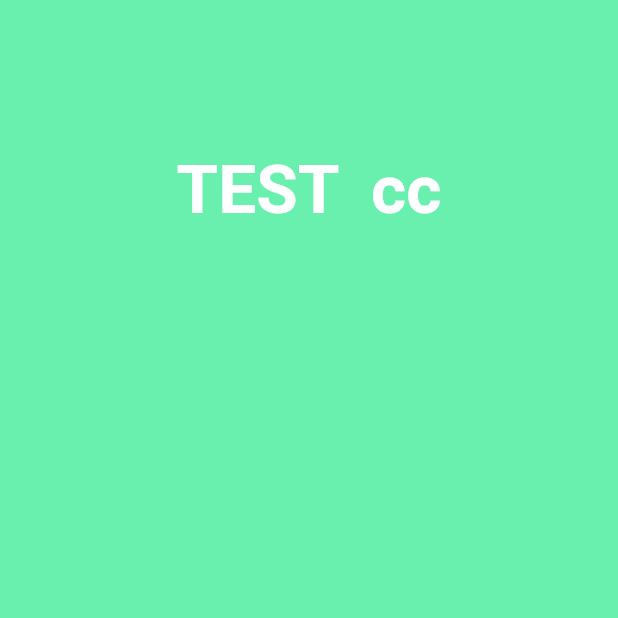
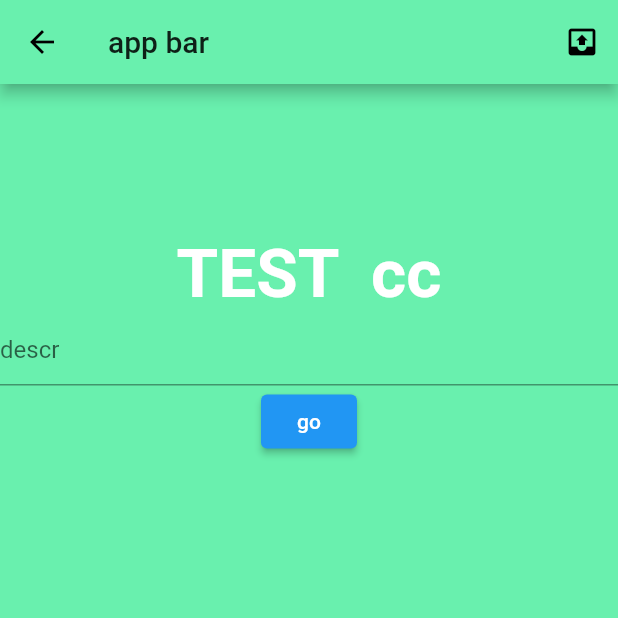
Before and after one commit to AndreyK1105/flutter_app1, a Flutter app: the AuthPage screen opened directly, on a phone screen of 412 x 824 dp, the top half of it. Run offline on Flutter 3.47's test engine with Material 2 defaults, Android fonts, the phone set to English and light mode, and no system bars; our stand-ins replace firebase_auth, firebase_core, firebase_database; accounts and stored records are empty; network calls fail.

Commit message:
Initial commit

```diff
--- a/lib/screens/auth.dart
+++ b/lib/screens/auth.dart
@@ -1,5 +1,6 @@
 import 'package:flutter/cupertino.dart';
 import 'package:flutter/material.dart';
+import 'package:flutter_app1/service/auth.dart';
 
 class AuthPage extends StatefulWidget{
   @override
@@ -8,19 +9,33 @@ class AuthPage extends StatefulWidget{
 }
 
 class _AuthPageState extends State<AuthPage>{
-
+final TextEditingController _editingController=TextEditingController();
   @override
   Widget build(BuildContext context) {
     Widget _logo() {
       return Padding(padding: EdgeInsets.only(top: 100),
       child: Container(
         child:Align(
-          child: Text("TEST  cc",style: TextStyle(fontSize: 45, fontWeight: FontWeight.bold, color: Colors.white),),
+          child: Column(
+            children: [
+              Text("TEST  cc",style: TextStyle(fontSize: 45, fontWeight: FontWeight.bold, color: Colors.white),),
+              TextField(controller:_editingController,
+              decoration: InputDecoration(hintText: "descr"),),
+              ElevatedButton(onPressed: (){
+
+              }, child: Text("go"))
+
+            ],
+          ),
         ),
         ),);
     };
 
     return Scaffold(
+      appBar: AppBar(title: Text("app bar"),
+      actions: <Widget>[
+        IconButton(icon: Icon(Icons.outbox), onPressed: (){AuthService().logOut();})
+      ],),
       backgroundColor: Theme.of(context).primaryColor,
       //appBar: AppBar(title: Text("Title", style: TextStyle(fontSize: 25),) ),
       body: Column(
--- a/lib/screens/landing.dart
+++ b/lib/screens/landing.dart
@@ -1,6 +1,6 @@
 
-import 'package:firebase_auth/firebase_auth.dart';
-import 'package:firebase_core/firebase_core.dart';
+//import 'package:firebase_auth/firebase_auth.dart';
+//import 'package:firebase_core/firebase_core.dart';
 import 'package:flutter/cupertino.dart';
 import 'package:flutter_app1/screens/auth.dart';
 import 'package:flutter_app1/service/user.dart';
@@ -18,7 +18,7 @@ class LandingPage extends StatelessWidget {
    final  bool isLoggetIn = user1!=null;
     return
 
-               isLoggetIn ? HomePage(): AuthPage();
+               isLoggetIn ? AuthPage():HomePage();
           }
 
           }
```
